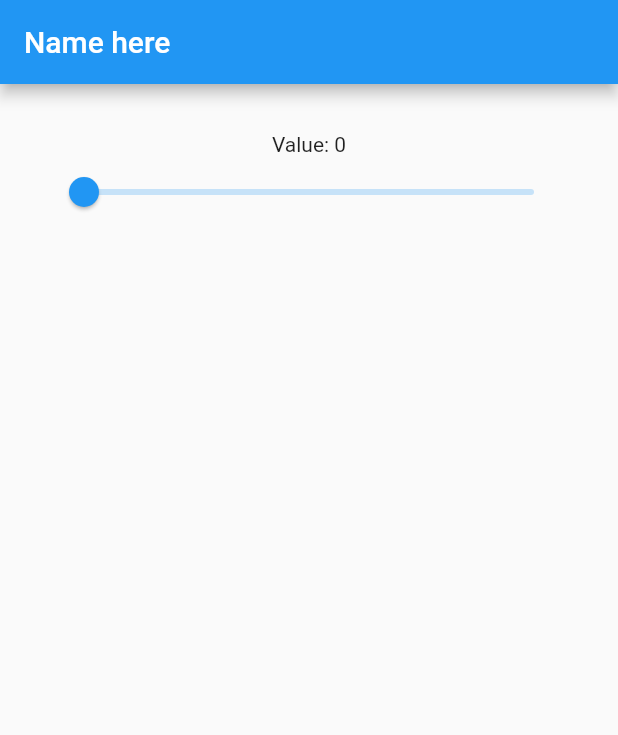
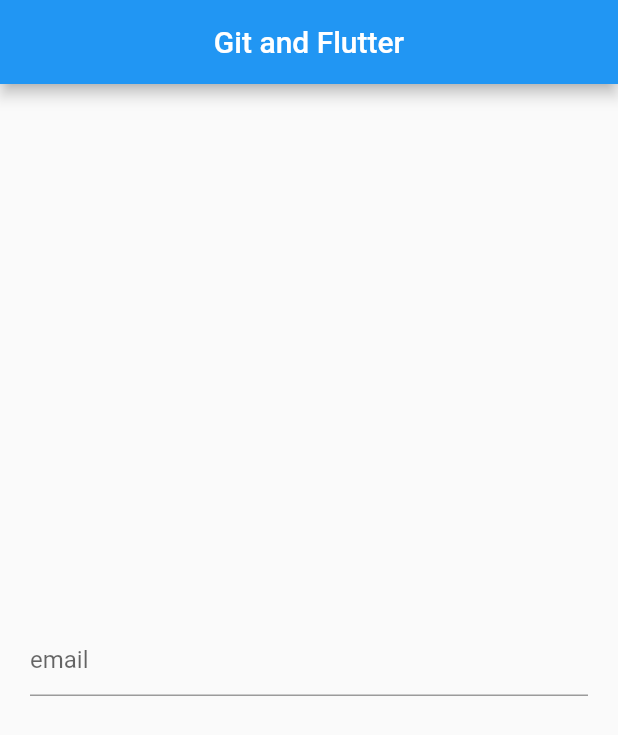
Before and after one commit to gupta29470/GitFlutter, a Flutter app: the screen it shows after launch, on a phone screen of 412 x 824 dp. Shown: the top 735 px of the screen. Run offline on Flutter 3.47's test engine with Material 2 defaults, Android fonts, the phone set to English and light mode, and no system bars.

Commit message:
text field added

```diff
--- a/lib/main.dart
+++ b/lib/main.dart
@@ -6,32 +6,33 @@ void main(){
   ));
 }
 
-class MyApp extends StatefulWidget {
-  @override
-  _State createState() => new _State();
-}
-
-//State is information of the application that can change over time or when some actions are taken.
-class _State extends State<MyApp>{
-
-  double _value = 0.0;
-  void _setvalue(double value) => setState(() => _value = value);
-
+class MyApp extends StatelessWidget{
   @override
   Widget build(BuildContext context) {
-    return new Scaffold(
-      appBar: new AppBar(
-        title: new Text('Name here'),
+    return Scaffold(
+      appBar: AppBar(
+        title: Text("Git and Flutter"),
+        centerTitle: true,
       ),
-      //hit Ctrl+space in intellij to know what are the options you can use in flutter widgets
-      body: new Container(
-        padding: new EdgeInsets.all(32.0),
-        child: new Center(
-          child: new Column(
-            children: <Widget>[
-              new Text('Value: ${(_value * 100).round()}'),
-              new Slider(value: _value, onChanged: _setvalue)
-            ],
+      body: Center(
+        child: Container(
+          child: SingleChildScrollView(
+            child: Container(
+              child: Center(
+                child: Column(
+                  children: <Widget>[
+                    Padding(
+                      padding: const EdgeInsets.all(20.0),
+                      child: TextField(
+                        decoration: InputDecoration(
+                          hintText: "email",
+                        ),
+                      ),
+                    ),
+                  ],
+                ),
+              ),
+            ),
           ),
         ),
       ),
```
